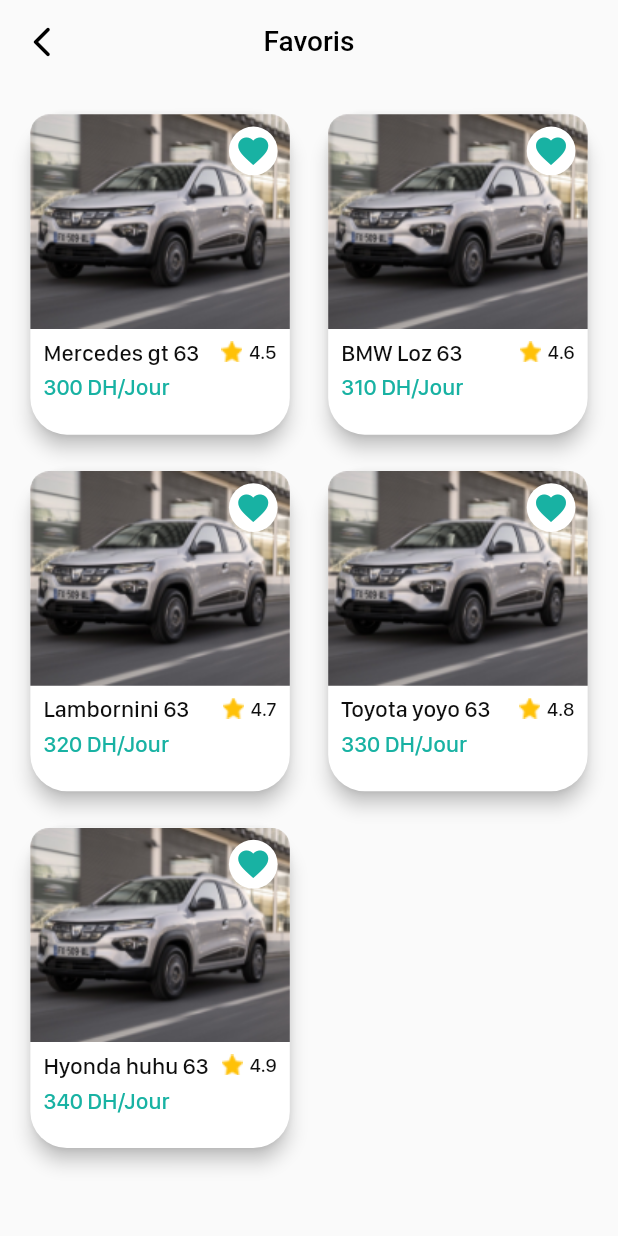
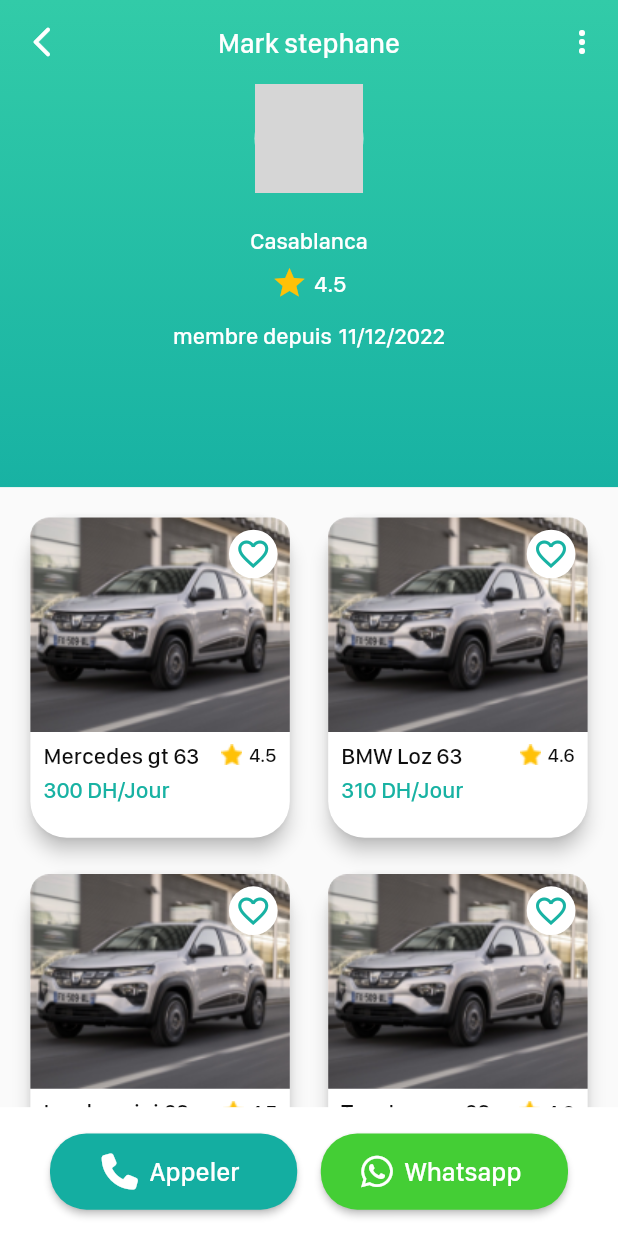
Before and after one commit to alhessiahmed/Windicar, a Flutter app: the screen it shows after launch, on a phone screen of 412 x 824 dp. Run offline on Flutter 3.47's test engine with Material 2 defaults, Android fonts, the phone set to English and light mode, and no system bars; drawn by our look-alikes of auto_size_text; our stand-ins replace flutter_screenutil, flutter_svg, font_awesome_flutter, get; network calls fail; grey boxes are pictures that could not be loaded.

Commit message:
feat : create supplier page and install intl and font awesome

```diff
--- a/lib/main.dart
+++ b/lib/main.dart
@@ -14,6 +14,7 @@ import 'package:logo/utils/app_text_styles.dart';
 
 import 'screens/auth/reset_new_password.dart';
 import 'screens/favorite/favorite_screen.dart';
+import 'screens/supplier/supplier_screen.dart';
 
 void main() {
   runApp(const MyApp());
@@ -66,8 +67,9 @@ class MyApp extends StatelessWidget {
             '/verification_screen': (context) => const VerificationScreen(),
             '/reset_new_password_screen': (context) => const ResetNewPasswordScreen(),
             '/favorite_screen': (context) => const FavoriteScreen(),
+            '/supplier_screen': (context) => const SupplierScreen(),
           },
-          initialRoute: '/favorite_screen',
+          initialRoute: '/supplier_screen',
         );
       },
     );
--- a/lib/screens/profiles/app_bar_widget.dart
+++ b/lib/screens/profiles/app_bar_widget.dart
@@ -1,6 +1,7 @@
 import 'package:flutter/material.dart';
 import 'package:flutter_screenutil/flutter_screenutil.dart';
 import 'package:get/get.dart';
+import 'package:logo/utils/app_text_styles.dart';
 
 enum PopupMenuItemEnum {
   edit,
@@ -28,9 +29,8 @@ AppBar getAppBarCustom({
     ),
     title: Text(
       title,
-      style: TextStyle(
+      style: AppTextStyles.textTitle17.copyWith(
         color: colorAppBar,
-        fontSize: 17.sp,
       ),
     ),
     centerTitle: true,
@@ -43,13 +43,19 @@ AppBar getAppBarCustom({
             color: colorAppBar,
           ),
           itemBuilder: (context) => [
-            const PopupMenuItem(
+            PopupMenuItem(
               value: PopupMenuItemEnum.edit,
-              child: Text("Modifier"),
+              child: Text(
+                "Modifier",
+                style: AppTextStyles.textTitle17,
+              ),
             ),
-            const PopupMenuItem(
+            PopupMenuItem(
               value: PopupMenuItemEnum.logout,
-              child: Text("se déconnecter"),
+              child: Text(
+                "se déconnecter",
+                style: AppTextStyles.textTitle17,
+              ),
             ),
           ],
         ),
--- /dev/null
+++ b/lib/screens/supplier/supplier_screen.dart
@@ -0,0 +1,199 @@
+import 'package:auto_size_text/auto_size_text.dart';
+import 'package:flutter/material.dart';
+import 'package:flutter_screenutil/flutter_screenutil.dart';
+import 'package:font_awesome_flutter/font_awesome_flutter.dart';
+import 'package:get/get.dart';
+import 'package:intl/intl.dart';
+import 'package:logo/getx/home_getx_controller.dart';
+import 'package:logo/screens/profiles/app_bar_widget.dart';
+import 'package:logo/utils/app_colors.dart';
+import 'package:logo/utils/app_text_styles.dart';
+
+import '../home_screen.dart';
+
+class SupplierScreen extends StatelessWidget {
+  const SupplierScreen({super.key});
+
+  @override
+  Widget build(BuildContext context) {
+    return Scaffold(
+      body: Stack(
+        children: [
+          SingleChildScrollView(
+            child: Column(
+              children: [
+                Container(
+                  height: 320.h,
+                  decoration: const BoxDecoration(
+                    gradient: LinearGradient(
+                      begin: Alignment.topCenter,
+                      end: Alignment.bottomCenter,
+                      colors: [
+                        AppColors.favoriteOutline,
+                        AppColors.darkGreen,
+                      ],
+                    ),
+                  ),
+                  child: Column(
+                    children: [
+                      getAppBarCustom(
+                        title: 'Mark stephane',
+                        context: context,
+                        colorAppBar: AppColors.white,
+                        isVisiableMenu: true,
+                      ),
+                      CircleAvatar(
+                        radius: 33.w,
+                        backgroundColor: AppColors.white,
+                        backgroundImage: const NetworkImage(
+                          'https://images.pexels.com/photos/220453/pexels-photo-220453.jpeg?auto=compress&cs=tinysrgb&dpr=1&w=500',
+                        ),
+                      ),
+                      SizedBox(
+                        height: 22.h,
+                      ),
+                      Text(
+                        'Casablanca',
+                        style: AppTextStyles.textTitle14.copyWith(
+                          color: AppColors.white,
+                        ),
+                      ),
+                      SizedBox(
+                        height: 8.h,
+                      ),
+                      Row(
+                        mainAxisSize: MainAxisSize.min,
+                        children: [
+                          const Icon(
+                            Icons.star,
+                            color: AppColors.yollowStar,
+                          ),
+                          SizedBox(
+                            width: 4.w,
+                          ),
+                          Text(
+                            '4.5',
+                            style: AppTextStyles.textTitle14.copyWith(
+                              color: AppColors.white,
+                            ),
+                          ),
+                        ],
+                      ),
+                      SizedBox(
+                        height: 13.h,
+                      ),
+                      Row(
+                        mainAxisSize: MainAxisSize.min,
+                        children: [
+                          Text(
+                            'membre depuis',
+                            style: AppTextStyles.textTitle14.copyWith(
+                              color: AppColors.white,
+                            ),
+                          ),
+                          SizedBox(
+                            width: 4.w,
+                          ),
+                          Text(
+                            DateFormat.yMd().format(DateTime.now()),
+                            style: AppTextStyles.textTitle14.copyWith(
+                              color: AppColors.white,
+                            ),
+                          ),
+                        ],
+                      ),
+                    ],
+                  ),
+                ),
+                GetBuilder(
+                  init: HomeGetxController(),
+                  builder: (HomeGetxController controller) {
+                    if (controller.loading) {
+                      return const Center(
+                        child: CircularProgressIndicator(),
+                      );
+                    } else {
+                      return GridView.builder(
+                        shrinkWrap: true,
+                        // physics: const NeverScrollableScrollPhysics(),
+                        physics: const BouncingScrollPhysics(),
+                        padding: EdgeInsets.all(16.r),
+                        itemCount: controller.items.length,
+                        gridDelegate: SliverGridDelegateWithFixedCrossAxisCount(
+                          crossAxisCount: 2,
+                          mainAxisSpacing: 16.h,
+                          crossAxisSpacing: 16.w,
+                          childAspectRatio: 166.w / 220.h,
+                        ),
+                        itemBuilder: (context, index) {
+                          return CarCard(
+                            id: controller.items[index].id,
+                            imgUrl: controller.items[index].imgUrl,
+                            title: controller.items[index].title,
+                            subtitle: controller.items[index].subtitle,
+                            rating: controller.items[index].rating,
+                            isFav: controller.items[index].isFav,
+                            onTap: (() async =>
+                                await controller.toggleFavorite(index: index)),
+                          );
+                        },
+                      );
+                    }
+                  },
+                )
+              ],
+            ),
+          ),
+          Positioned(
+            bottom: 0,
+            right: 0,
+            left: 0,
+            child: Material(
+              color: AppColors.white,
+              child: Padding(
+                padding: EdgeInsets.all(16.w),
+                child: Row(
+                  mainAxisAlignment: MainAxisAlignment.spaceEvenly,
+                  children: [
+                    SizedBox(
+                      width: Get.width * 0.4,
+                      child: ElevatedButton.icon(
+                        icon: const FaIcon(FontAwesomeIcons.phone),
+                        style: ElevatedButton.styleFrom(
+                          backgroundColor: AppColors.cyan,
+                        ),
+                        onPressed: () {
+                          //TODO : Dial
+                        },
+                        label: Text(
+                          'Appeler',
+                          style: AppTextStyles.textTitle16,
+                        ),
+                      ),
+                    ),
+                    SizedBox(
+                      width: Get.width * 0.4,
+                      child: ElevatedButton.icon(
+                        icon: const FaIcon(FontAwesomeIcons.whatsapp),
+                        style: ElevatedButton.styleFrom(
+                          backgroundColor: AppColors.greenWhatapp,
+                        ),
+                        onPressed: () {
+                          //TODO : whatapp
+                        },
+                        label: Text(
+                          'Whatsapp',
+                          style: AppTextStyles.textTitle16,
+                        ),
+                      ),
+                    ),
+                  ],
+                ),
+              ),
+            ),
+          )
+        ],
+      ),
+    );
+  }
+}
--- a/lib/utils/app_colors.dart
+++ b/lib/utils/app_colors.dart
@@ -7,5 +7,8 @@ class AppColors {
   static const Color favoriteOutline = Color(0xFF32CBA8);
   static const Color lightGrey = Color(0xFFF5F5F5);
   static const Color grey = Color(0xFF707070);
+  static const Color yollowStar = Color(0xFFFFC107);
+  static const Color cyan = Color(0xFF14AEA1);
+  static const Color greenWhatapp = Color(0xFF44CE35);
   static const Color red = Colors.red;
 }
--- a/lib/utils/app_text_styles.dart
+++ b/lib/utils/app_text_styles.dart
@@ -50,7 +50,7 @@ class AppTextStyles {
     fontFamily: 'SFCompactDisplay',
   );
 
-   static TextStyle textTitle14 = TextStyle(
+  static TextStyle textTitle14 = TextStyle(
     fontSize: 14.sp,
     // fontWeight: FontWeight.w500,
     fontFamily: 'SFCompactDisplay',
@@ -58,6 +58,11 @@ class AppTextStyles {
 
   static TextStyle textTitle17 = TextStyle(
     fontSize: 17.sp,
+    // fontWeight: FontWeight.w600,
+    fontFamily: 'SFCompactDisplay',
+  );
+  static TextStyle textTitle16 = TextStyle(
+    fontSize: 16.sp,
     // fontWeight: FontWeight.w600,
     fontFamily: 'SFCompactDisplay',
   );
--- a/pubspec.yaml
+++ b/pubspec.yaml
@@ -42,6 +42,8 @@ dependencies:
   get: ^4.6.5
   flutter_svg: ^1.1.6
   auto_size_text: ^3.0.0
+  intl: ^0.17.0
+  font_awesome_flutter: ^10.2.1
 
 dev_dependencies:
   flutter_test:
```
Also changed, not shown: pubspec.lock.
